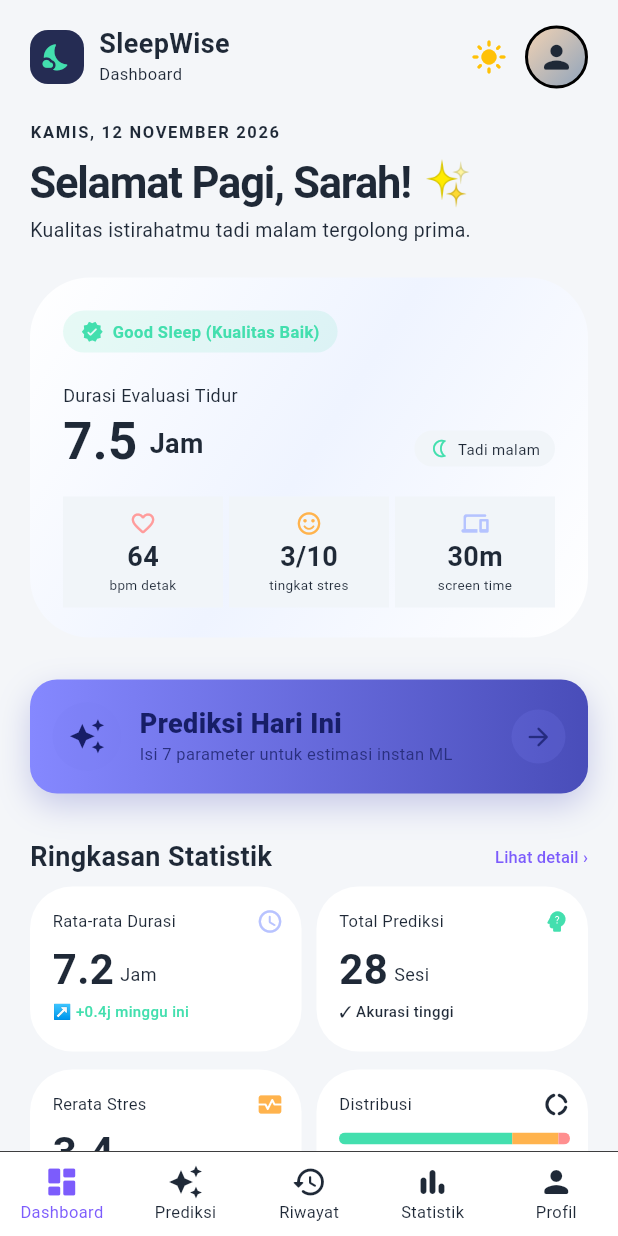
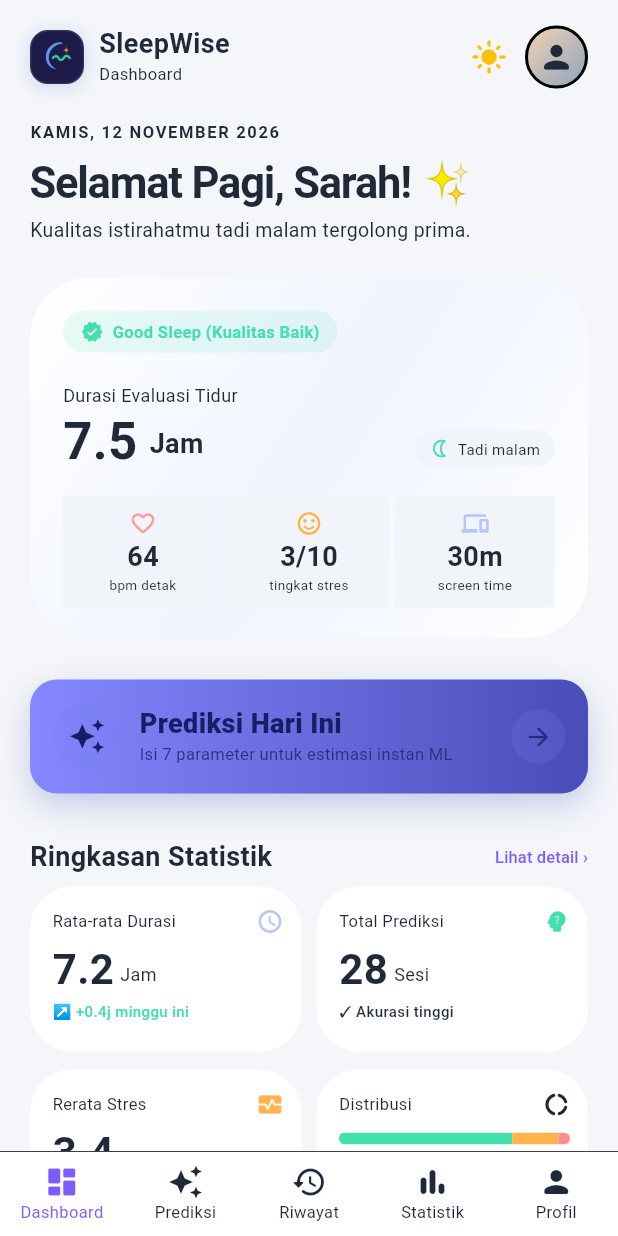
Before and after one commit to reyhansaja/SleepWise, a Flutter app: the screen it shows after launch, after a tap on "Lanjut", after a tap on the "dark mode" icon, after a tap on "Masuk ke Akun", on a phone screen of 412 x 824 dp. Run offline on Flutter 3.47's test engine with Material 3 defaults, Android fonts, the phone set to English and light mode, and no system bars; our stand-ins replace flutter_riverpod; network calls fail.

Commit message:
feat: initialize SleepWise frontend and core application assets

```diff
--- a/frontend/lib/core/widgets/sleepwise_logo.dart
+++ b/frontend/lib/core/widgets/sleepwise_logo.dart
@@ -2,35 +2,56 @@ import 'package:flutter/material.dart';
 
 class SleepWiseLogo extends StatelessWidget {
   final double size;
+  final double? borderRadius;
+  final bool isCircle;
+  final bool showShadow;
+  final bool showBorder;
 
-  const SleepWiseLogo({super.key, this.size = 70});
+  const SleepWiseLogo({
+    super.key,
+    this.size = 70,
+    this.borderRadius,
+    this.isCircle = false,
+    this.showShadow = true,
+    this.showBorder = true,
+  });
 
   @override
   Widget build(BuildContext context) {
+    final effectiveRadius = isCircle ? size / 2 : (borderRadius ?? size * 0.26);
+
     return Container(
       width: size,
       height: size,
       decoration: BoxDecoration(
-        color: const Color(0xFF131B2E),
-        borderRadius: BorderRadius.circular(size * 0.28),
-        border: Border.all(color: const Color(0xFF232D42), width: 1.5),
-        boxShadow: [
-          BoxShadow(
-            color: const Color(0x2638BDF8),
-            blurRadius: 20,
-            spreadRadius: 2,
-          ),
-        ],
+        color: const Color(0xFF1E1B4A),
+        shape: isCircle ? BoxShape.circle : BoxShape.rectangle,
+        borderRadius: isCircle ? null : BorderRadius.circular(effectiveRadius),
+        border: showBorder
+            ? Border.all(
+                color: const Color(0xFF2E3258),
+                width: size > 40 ? 1.5 : 1.0,
+              )
+            : null,
+        boxShadow: showShadow
+            ? [
+                BoxShadow(
+                  color: const Color(0x336366F1),
+                  blurRadius: size * 0.25,
+                  spreadRadius: 1,
+                  offset: const Offset(0, 2),
+                ),
+              ]
+            : null,
       ),
       child: ClipRRect(
-        borderRadius: BorderRadius.circular(size * 0.28),
+        borderRadius: BorderRadius.circular(effectiveRadius),
         child: Image.asset(
-          'assets/images/logo.png', // Ganti dengan lokasi logo Anda di assets
+          'assets/images/logo.png',
           width: size,
           height: size,
           fit: BoxFit.cover,
           errorBuilder: (context, error, stackTrace) {
-            // Placeholder otomatis jika logo belum diunggah
             return Center(
               child: Icon(
                 Icons.nightlight_round,
--- a/frontend/lib/features/home/presentation/pages/dashboard_view.dart
+++ b/frontend/lib/features/home/presentation/pages/dashboard_view.dart
@@ -1,6 +1,7 @@
 import 'package:flutter/material.dart';
 import 'package:flutter_riverpod/flutter_riverpod.dart';
 import 'package:frontend/core/theme/theme_provider.dart';
+import 'package:frontend/core/widgets/sleepwise_logo.dart';
 
 const _mint = Color(0xFF43DFAE);
 const _orange = Color(0xFFFFB34D);
@@ -137,15 +138,7 @@ class _DashboardHeader extends ConsumerWidget {
 
     return Row(
       children: [
-        Container(
-          width: 36,
-          height: 36,
-          decoration: BoxDecoration(
-            color: const Color(0xFF252C53),
-            borderRadius: BorderRadius.circular(12),
-          ),
-          child: const Icon(Icons.nights_stay_rounded, color: _mint, size: 21),
-        ),
+        const SleepWiseLogo(size: 36, borderRadius: 12),
         const SizedBox(width: 10),
         Expanded(
           child: Column(
--- a/frontend/lib/features/landing/presentation/pages/landing_page.dart
+++ b/frontend/lib/features/landing/presentation/pages/landing_page.dart
@@ -4,7 +4,6 @@ import '../../../../core/navigation/app_routes.dart';
 import '../widgets/circadian_hero_graphic.dart';
 import '../widgets/landing_action_button.dart';
 import '../widgets/landing_content.dart';
-import '../widgets/landing_header.dart';
 
 /// Landing page displayed when the SleepWise application is launched.
 /// Provides an onboarding overview and navigates to the login page upon tapping "Lanjut".
@@ -46,21 +45,18 @@ class LandingPage extends StatelessWidget {
                       mainAxisAlignment: MainAxisAlignment.spaceBetween,
                       crossAxisAlignment: CrossAxisAlignment.center,
                       children: [
-                        // Top Section: Header
-                        const Padding(
-                          padding: EdgeInsets.only(top: 8.0, bottom: 12.0),
-                          child: LandingHeader(),
-                        ),
+                        // Top Spacer (Header removed)
+                        const SizedBox(height: 16),
 
                         // Center Section: Hero Graphic & Text Content
                         Column(
                           mainAxisSize: MainAxisSize.min,
                           children: [
-                            // Concentric Circadian Graphic
+                            // Concentric Circadian Graphic with SleepWise Logo
                             CircadianHeroGraphic(
-                              size: (constraints.maxHeight * 0.26).clamp(160.0, 240.0),
+                              size: (constraints.maxHeight * 0.32).clamp(190.0, 270.0),
                             ),
-                            const SizedBox(height: 20),
+                            const SizedBox(height: 24),
 
                             // Tag, Headlines, and Subtitle
                             const LandingContent(),
--- a/frontend/lib/features/landing/presentation/widgets/circadian_hero_graphic.dart
+++ b/frontend/lib/features/landing/presentation/widgets/circadian_hero_graphic.dart
@@ -1,7 +1,7 @@
 import 'package:flutter/material.dart';
 
-/// Graphic widget representing circadian rhythm / celestial cycle.
-/// Designed with subtle concentric rings and ambient glow matching SleepWise aesthetic.
+/// Graphic widget representing circadian rhythm / celestial cycle
+/// with the prominent SleepWise brand logo in the center.
 class CircadianHeroGraphic extends StatelessWidget {
   final double size;
 
@@ -27,15 +27,20 @@ class CircadianHeroGraphic extends StatelessWidget {
                 shape: BoxShape.circle,
                 boxShadow: [
                   BoxShadow(
-                    color: Color(0x1F4F46E5),
+                    color: Color(0x334F46E5),
                     blurRadius: 40,
-                    spreadRadius: 10,
+                    spreadRadius: 8,
+                  ),
+                  BoxShadow(
+                    color: Color(0x2638BDF8),
+                    blurRadius: 24,
+                    spreadRadius: 2,
                   ),
                 ],
               ),
             ),
 
-            // Outer ring
+            // Outer subtle celestial ring
             Container(
               width: size,
               height: size,
@@ -50,59 +55,49 @@ class CircadianHeroGraphic extends StatelessWidget {
 
             // Middle ring
             Container(
-              width: size * 0.82,
-              height: size * 0.82,
+              width: size * 0.84,
+              height: size * 0.84,
               decoration: BoxDecoration(
                 shape: BoxShape.circle,
                 border: Border.all(
-                  color: const Color(0x1F818CF8),
+                  color: const Color(0x26818CF8),
                   width: 1.0,
                 ),
               ),
             ),
 
-            // Main dark celestial disc
+            // Center SleepWise Logo
             Container(
-              width: size * 0.72,
-              height: size * 0.72,
+              width: size * 0.68,
+              height: size * 0.68,
               decoration: BoxDecoration(
                 shape: BoxShape.circle,
-                gradient: const RadialGradient(
-                  colors: [
-                    Color(0xFF151B2E),
-                    Color(0xFF0E1322),
-                  ],
-                  stops: [0.3, 1.0],
-                ),
+                color: const Color(0xFF1E1B4A),
                 border: Border.all(
-                  color: const Color(0x38334155),
-                  width: 1.2,
+                  color: const Color(0x4D818CF8),
+                  width: 1.5,
                 ),
                 boxShadow: const [
                   BoxShadow(
-                    color: Color(0x40000000),
-                    blurRadius: 25,
-                    offset: Offset(0, 10),
+                    color: Color(0x4D000000),
+                    blurRadius: 24,
+                    offset: Offset(0, 8),
                   ),
                 ],
               ),
-            ),
-
-            // Inner subtle core disc
-            Container(
-              width: size * 0.45,
-              height: size * 0.45,
-              decoration: BoxDecoration(
-                shape: BoxShape.circle,
-                gradient: const RadialGradient(
-                  colors: [
-                    Color(0xFF192035),
-                    Color(0xFF101524),
-                  ],
-                ),
-                border: Border.all(
-                  color: const Color(0x2264748B),
-                  width: 1,
+              child: ClipOval(
+                child: Image.asset(
+                  'assets/images/logo.png',
+                  fit: BoxFit.cover,
+                  errorBuilder: (context, error, stackTrace) {
+                    return const Center(
+                      child: Icon(
+                        Icons.nightlight_round,
+                        size: 60,
+                        color: Color(0xFF38BDF8),
+                      ),
+                    );
+                  },
                 ),
               ),
             ),
--- a/frontend/lib/features/landing/presentation/widgets/landing_header.dart
+++ b/frontend/lib/features/landing/presentation/widgets/landing_header.dart
@@ -1,4 +1,5 @@
 import 'package:flutter/material.dart';
+import 'package:frontend/core/widgets/sleepwise_logo.dart';
 
 /// Top header for the Landing Page containing the SleepWise logo,
 /// brand name, and the "AI HEALTH" badge.
@@ -10,27 +11,9 @@ class LandingHeader extends StatelessWidget {
     return Row(
       children: [
         // Brand Emblem Icon
-        Container(
-          width: 44,
-          height: 44,
-          decoration: BoxDecoration(
-            color: const Color(0xFF1B1B3A),
-            shape: BoxShape.circle,
-            border: Border.all(
-              color: const Color(0xFF2E3258),
-              width: 1.5,
-            ),
-            boxShadow: const [
-              BoxShadow(
-                color: Color(0x336366F1),
-                blurRadius: 12,
-                offset: Offset(0, 2),
-              ),
-            ],
-          ),
-          child: CustomPaint(
-            painter: _SleepWiseEmblemPainter(),
-          ),
+        const SleepWiseLogo(
+          size: 44,
+          isCircle: true,
         ),
         const SizedBox(width: 12),
 
--- a/frontend/lib/features/prediction/presentation/pages/prediction_page.dart
+++ b/frontend/lib/features/prediction/presentation/pages/prediction_page.dart
@@ -2,6 +2,7 @@ import 'package:flutter/material.dart';
 import 'package:flutter_riverpod/flutter_riverpod.dart';
 import 'package:frontend/core/theme/app_theme.dart';
 import 'package:frontend/core/theme/theme_provider.dart';
+import 'package:frontend/core/widgets/sleepwise_logo.dart';
 import 'package:frontend/features/prediction/data/repositories/local_prediction_repository.dart';
 import 'package:frontend/features/prediction/domain/entities/prediction_input.dart';
 import 'package:frontend/features/prediction/domain/usecases/predict_sleep_quality.dart';
@@ -132,24 +133,7 @@ class _PredictionPageState extends ConsumerState<PredictionPage>
       child: Row(
         children: [
           // Logo
-          Container(
-            width: 40,
-            height: 40,
-            decoration: BoxDecoration(
-              gradient: AppTheme.primaryGradient,
-              borderRadius: BorderRadius.circular(AppTheme.radiusMd),
-            ),
-            child: const Center(
-              child: Text(
-                'SW',
-                style: TextStyle(
-                  color: Colors.white,
-                  fontSize: 14,
-                  fontWeight: FontWeight.bold,
-                ),
-              ),
-            ),
-          ),
+          const SleepWiseLogo(size: 38, borderRadius: 10),
           const SizedBox(width: 12),
           Expanded(
             child: Column(
--- a/frontend/lib/features/profile/presentation/pages/profile_page.dart
+++ b/frontend/lib/features/profile/presentation/pages/profile_page.dart
@@ -3,6 +3,7 @@ import 'package:flutter_riverpod/flutter_riverpod.dart';
 import 'package:frontend/core/theme/app_theme.dart';
 import 'package:frontend/core/theme/theme_provider.dart';
 import 'package:frontend/core/widgets/section_card.dart';
+import 'package:frontend/core/widgets/sleepwise_logo.dart';
 
 class ProfilePage extends ConsumerWidget {
   const ProfilePage({super.key});
@@ -49,6 +50,10 @@ class ProfilePage extends ConsumerWidget {
       child: Row(
         mainAxisAlignment: MainAxisAlignment.spaceBetween,
         children: [
+          Row(
+            children: [
+              const SleepWiseLogo(size: 38, borderRadius: 10),
+              const SizedBox(width: 12),
               Column(
                 crossAxisAlignment: CrossAxisAlignment.start,
                 children: [
@@ -63,6 +68,8 @@ class ProfilePage extends ConsumerWidget {
                   Text(
                     'Profil Sleepwise',
                     style: TextStyle(color: colors.onSurfaceVariant, fontSize: 12),
+                  ),
+                ],
               ),
             ],
           ),
--- a/frontend/lib/features/statistics/presentation/pages/statistics_page.dart
+++ b/frontend/lib/features/statistics/presentation/pages/statistics_page.dart
@@ -2,6 +2,7 @@ import 'package:flutter/material.dart';
 import 'package:flutter_riverpod/flutter_riverpod.dart';
 import 'package:frontend/core/theme/app_theme.dart';
 import 'package:frontend/core/theme/theme_provider.dart';
+import 'package:frontend/core/widgets/sleepwise_logo.dart';
 import 'package:frontend/features/statistics/presentation/widgets/ai_insight_card.dart';
 import 'package:frontend/features/statistics/presentation/widgets/metric_summary_cards.dart';
 import 'package:frontend/features/statistics/presentation/widgets/sleep_correlation_card.dart';
@@ -98,24 +99,7 @@ class _StatisticsPageState extends ConsumerState<StatisticsPage> {
         children: [
           Row(
             children: [
-              Container(
-                width: 40,
-                height: 40,
-                decoration: BoxDecoration(
-                  gradient: AppTheme.primaryGradient,
-                  borderRadius: BorderRadius.circular(AppTheme.radiusMd),
-                ),
-                child: const Center(
-                  child: Text(
-                    'SW',
-                    style: TextStyle(
-                      color: Colors.white,
-                      fontSize: 14,
-                      fontWeight: FontWeight.bold,
-                    ),
-                  ),
-                ),
-              ),
+              const SleepWiseLogo(size: 38, borderRadius: 10),
               const SizedBox(width: 12),
               Column(
                 crossAxisAlignment: CrossAxisAlignment.start,
--- a/frontend/pubspec.yaml
+++ b/frontend/pubspec.yaml
@@ -59,9 +59,8 @@ flutter:
   uses-material-design: true
 
   # To add assets to your application, add an assets section, like this:
-  # assets:
-  #   - images/a_dot_burr.jpeg
-  #   - images/a_dot_ham.jpeg
+  assets:
+    - assets/images/
 
   # An image asset can refer to one or more resolution-specific "variants", see
   # https://flutter.dev/to/resolution-aware-images
```
Also changed, not shown: SleepWise_logo.svg (added), frontend/assets/images/logo.png (added), frontend/assets/images/logo.svg (added), 37 other files. Lines whose indentation alone changed are shown as unchanged.
